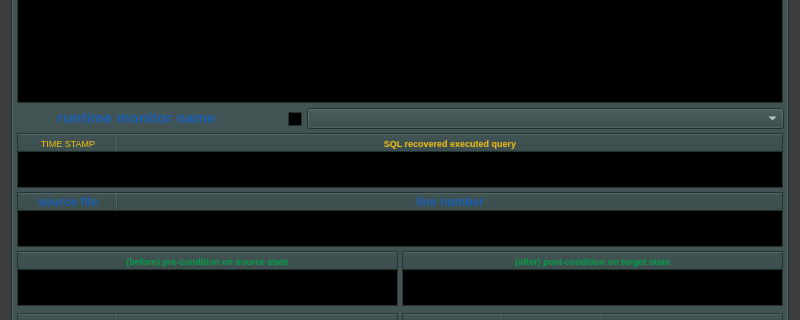
Old version of the form ui/yr-db-runtime-verif-main-window.ui in the repository yerothd/yr-db-runtime-verif; both pictures show x 0 to 800 and y 178 to 498 of the 800 by 600 pixel window.
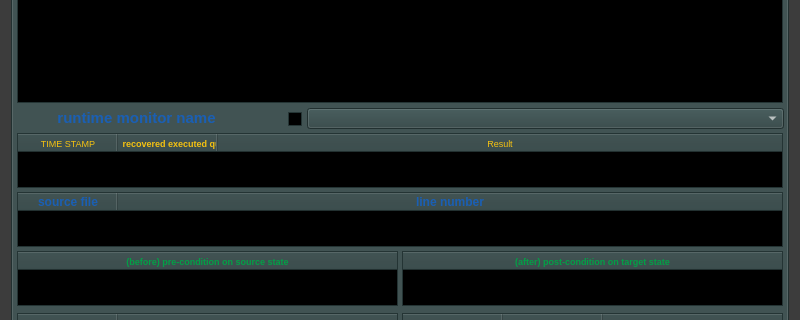
New version of the form. Icons and pictures are not drawn. Custom widgets are drawn as their Qt base class.

Patch:
```diff
--- a/ui/yr-db-runtime-verif-main-window.ui
+++ b/ui/yr-db-runtime-verif-main-window.ui
@@ -5037,6 +5037,9 @@
        <property name="text">
         <string>TIME STAMP</string>
        </property>
+       <property name="textAlignment">
+        <set>AlignCenter</set>
+       </property>
       </column>
       <column>
        <property name="text">
@@ -5052,6 +5055,14 @@
         <set>AlignCenter</set>
        </property>
       </column>
+      <column>
+       <property name="text">
+        <string>Result</string>
+       </property>
+       <property name="textAlignment">
+        <set>AlignCenter</set>
+       </property>
+      </column>
      </widget>
      <widget class="YRDBRUNTIMEVERIF_TableWidget" name="tableWidget_LOGGING_postconditions">
       <property name="enabled">
```
